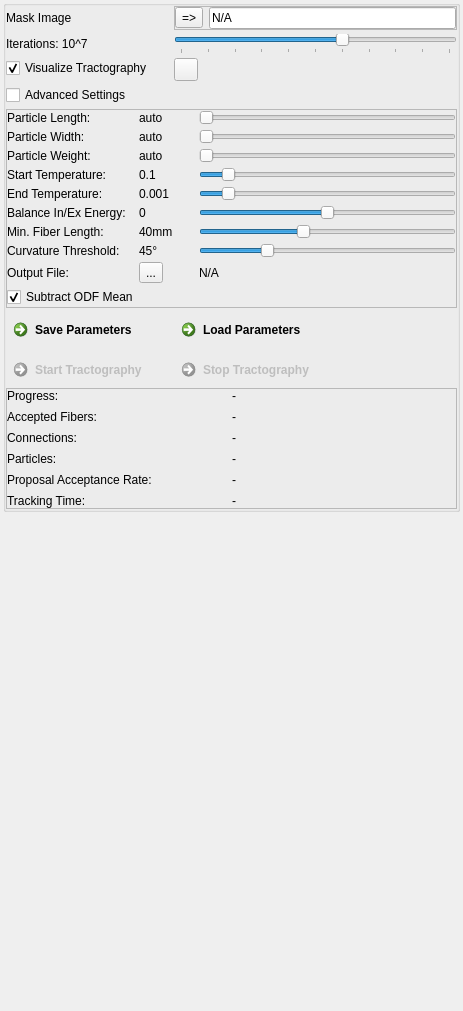
Qt form Modules/Bundles/org.mitk.gui.qt.diffusionimaging/src/internal/QmitkGibbsTrackingViewControls.ui (MITK/MITK) before a commit.
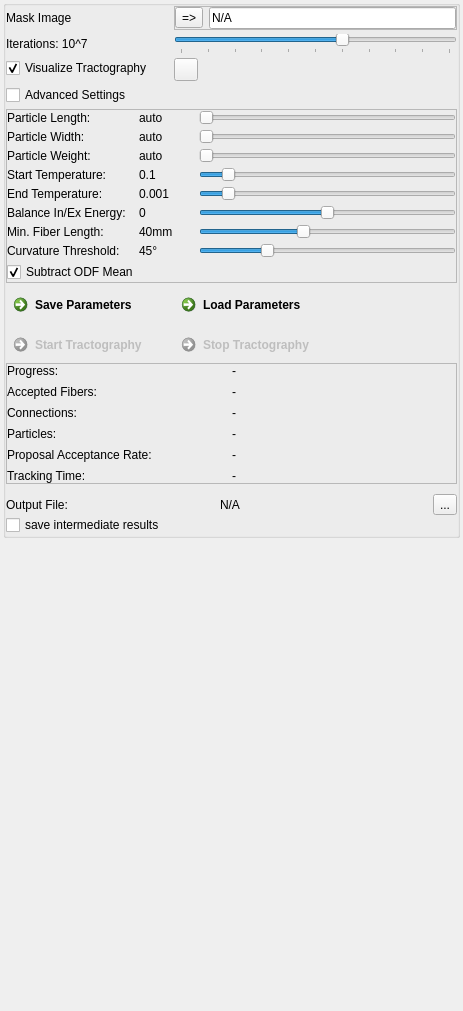
The same form after that commit. Icons and pictures are not drawn.

Commit message: saving of all intermediate results possible

Diff of the .ui file:
```diff
--- a/Modules/Bundles/org.mitk.gui.qt.diffusionimaging/src/internal/QmitkGibbsTrackingViewControls.ui
+++ b/Modules/Bundles/org.mitk.gui.qt.diffusionimaging/src/internal/QmitkGibbsTrackingViewControls.ui
@@ -668,45 +668,6 @@
               </property>
              </widget>
             </item>
-            <item row="8" column="0">
-             <widget class="QLabel" name="m_CurvatureThresholdLabel_3">
-              <property name="toolTip">
-               <string/>
-              </property>
-              <property name="statusTip">
-               <string/>
-              </property>
-              <property name="whatsThis">
-               <string/>
-              </property>
-              <property name="text">
-               <string>Output File:</string>
-              </property>
-             </widget>
-            </item>
-            <item row="8" column="2">
-             <widget class="QLabel" name="m_OutputFileLabel">
-              <property name="toolTip">
-               <string/>
-              </property>
-              <property name="statusTip">
-               <string/>
-              </property>
-              <property name="whatsThis">
-               <string/>
-              </property>
-              <property name="text">
-               <string>N/A</string>
-              </property>
-             </widget>
-            </item>
-            <item row="8" column="1">
-             <widget class="QToolButton" name="m_OutputFileButton">
-              <property name="text">
-               <string>...</string>
-              </property>
-             </widget>
-            </item>
            </layout>
           </widget>
          </item>
@@ -1035,6 +996,91 @@
         </layout>
        </widget>
       </item>
+      <item>
+       <widget class="QFrame" name="frame">
+        <property name="frameShape">
+         <enum>QFrame::NoFrame</enum>
+        </property>
+        <property name="frameShadow">
+         <enum>QFrame::Plain</enum>
+        </property>
+        <layout class="QGridLayout" name="gridLayout_3">
+         <property name="leftMargin">
+          <number>0</number>
+         </property>
+         <property name="topMargin">
+          <number>10</number>
+         </property>
+         <property name="rightMargin">
+          <number>0</number>
+         </property>
+         <property name="bottomMargin">
+          <number>0</number>
+         </property>
+         <property name="spacing">
+          <number>0</number>
+         </property>
+         <item row="0" column="0">
+          <widget class="QLabel" name="m_CurvatureThresholdLabel_3">
+           <property name="toolTip">
+            <string/>
+           </property>
+           <property name="statusTip">
+            <string/>
+           </property>
+           <property name="whatsThis">
+            <string/>
+           </property>
+           <property name="text">
+            <string>Output File:</string>
+           </property>
+          </widget>
+         </item>
+         <item row="0" column="1">
+          <widget class="QLabel" name="m_OutputFileLabel">
+           <property name="toolTip">
+            <string/>
+           </property>
+           <property name="statusTip">
+            <string/>
+           </property>
+           <property name="whatsThis">
+            <string/>
+           </property>
+           <property name="text">
+            <string>N/A</string>
+           </property>
+          </widget>
+         </item>
+         <item row="0" column="2">
+          <widget class="QToolButton" name="m_OutputFileButton">
+           <property name="toolTip">
+            <string>Select output file name and folder.</string>
+           </property>
+           <property name="text">
+            <string>...</string>
+           </property>
+          </widget>
+         </item>
+         <item row="1" column="0">
+          <widget class="QCheckBox" name="m_SaveIntermediateCheckbox">
+           <property name="enabled">
+            <bool>true</bool>
+           </property>
+           <property name="toolTip">
+            <string>Results are enumerated and saved separately.</string>
+           </property>
+           <property name="text">
+            <string>save intermediate results</string>
+           </property>
+           <property name="checked">
+            <bool>false</bool>
+           </property>
+          </widget>
+         </item>
+        </layout>
+       </widget>
+      </item>
      </layout>
     </widget>
    </item>
```
The commit also changes 2 other files.
